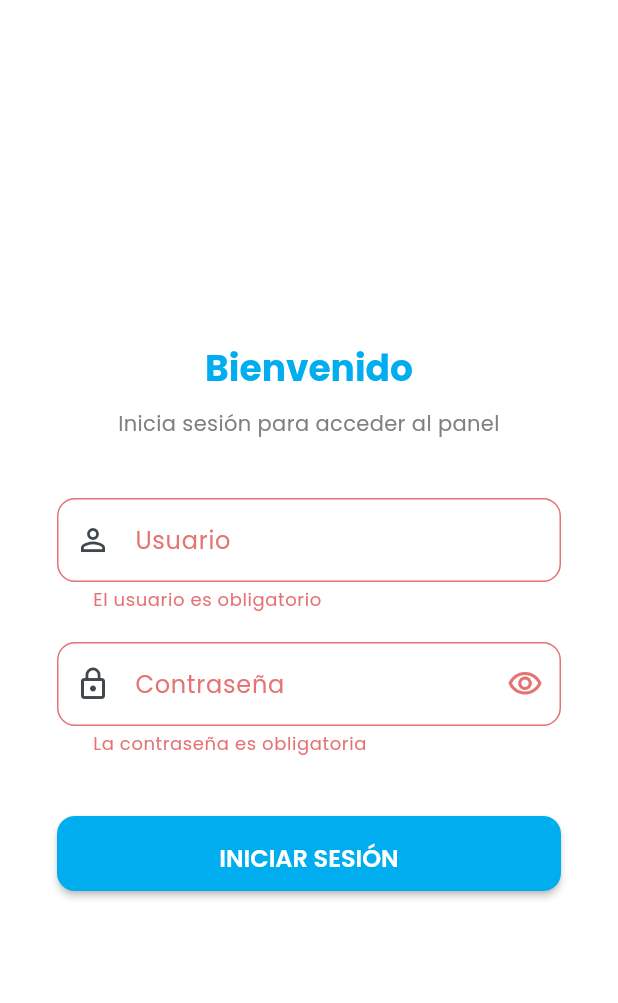
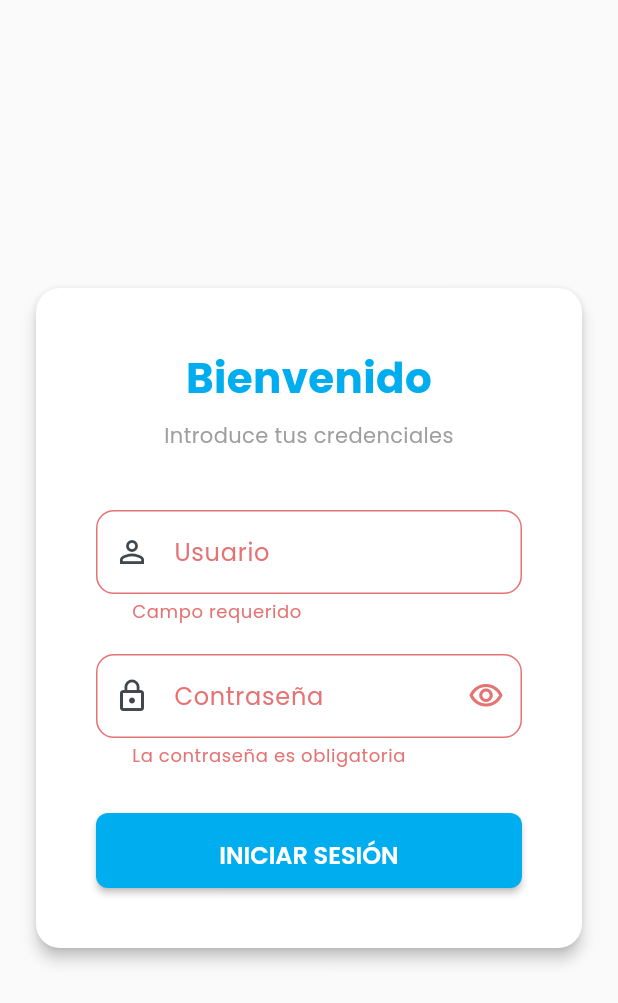
Before and after one commit to adree3/quiropractico_front, a Flutter app: the screen it shows after launch, after a tap on "INICIAR SESIÓN", on a phone screen of 412 x 824 dp. Shown: the top 1003 px of the screen. Run offline on Flutter 3.47's test engine with Material 3 defaults, Android fonts, the phone set to English and light mode, and no system bars; our stand-ins replace dio, go_router, google_fonts, shared_preferences, syncfusion_flutter_calendar, syncfusion_flutter_charts; accounts and stored records are empty; network calls fail.

```diff
--- a/lib/config/router/app_router.dart
+++ b/lib/config/router/app_router.dart
@@ -31,13 +31,13 @@ class AppRouter {
       final authStatus = authProvider.authStatus;
       final role = authProvider.role;
 
-      if (authStatus == AuthStatus.notAuthenticated && !isGoingToLogin) {
+      if ((authStatus == AuthStatus.notAuthenticated || authStatus == AuthStatus.locked) && !isGoingToLogin) {
         return '/login';
       }
 
       if (authStatus == AuthStatus.authenticated && isGoingToLogin) {
         if (role == 'admin' || role == 'quiropráctico') {
-           return '/dashboard';
+           return '/agenda';
         } else {
            return '/agenda';
         }
--- a/lib/ui/views/auth/login_view.dart
+++ b/lib/ui/views/auth/login_view.dart
@@ -13,8 +13,9 @@ class LoginView extends StatelessWidget {
     return Scaffold(
       body: Row(
         children: [
-          if (size.width > 800)
+          if (size.width > 900)
             Expanded(
+              flex: 2,
               child: Container(
                 color: AppTheme.primaryColor,
                 child: Column(
@@ -31,7 +32,7 @@ class LoginView extends StatelessWidget {
                     ),
                     const SizedBox(height: 10),
                     Text(
-                      'Gestión integral de pacientes y citas',
+                      'Gestión Clínica y Citas',
                       style: Theme.of(context).textTheme.titleMedium?.copyWith(
                         color: Colors.white70,
                       ),
@@ -42,14 +43,20 @@ class LoginView extends StatelessWidget {
             ),
           // Formulario
           Expanded(
+            flex: 2,
             child: Container(
-              color: Colors.white,
+              color: Colors.grey[50],
               child: Center(
                 child: ConstrainedBox(
-                  constraints: const BoxConstraints(maxWidth: 400), // Ancho máximo para que no se estire feo
-                  child: const SingleChildScrollView(
-                    padding: EdgeInsets.all(32),
-                    child: _LoginForm(),
+                  constraints: const BoxConstraints(maxWidth: 450),
+                  child: Card(
+                    elevation: 4,
+                    shape: RoundedRectangleBorder(borderRadius: BorderRadius.circular(16)),
+                    margin: const EdgeInsets.all(24),
+                    child: const Padding(
+                      padding: EdgeInsets.all(40),
+                      child: _LoginForm(),
+                    ),
                   ),
                 ),
               ),
@@ -76,8 +83,18 @@ class _LoginFormState extends State<_LoginForm> {
 
   bool _isObscure = true;
 
+  void _submit() async {
+    if (_formKey.currentState!.validate()) {
+      final authProvider = Provider.of<AuthProvider>(context, listen: false);
+      await authProvider.login(
+        _userController.text.trim(),
+        _passController.text.trim(),
+      );
+    }
+  }
   @override
   Widget build(BuildContext context) {
+    final authProvider = Provider.of<AuthProvider>(context);
     return Form(
       key: _formKey,
       child: Column(
@@ -86,34 +103,32 @@ class _LoginFormState extends State<_LoginForm> {
         children: [
           Text(
             'Bienvenido',
-            style: Theme.of(context).textTheme.headlineSmall?.copyWith(
+            style: TextStyle(
+              fontSize: 28,
               fontWeight: FontWeight.bold,
-              color: AppTheme.primaryColor,
+              color: AppTheme.primaryColor
             ),
             textAlign: TextAlign.center,
           ),
-          const SizedBox(height: 10),
-          Text(
-            'Inicia sesión para acceder al panel',
-            style: Theme.of(context).textTheme.bodyMedium?.copyWith(
-              color: AppTheme.secondaryColor,
-            ),
+          const SizedBox(height: 8),
+          const Text(
+            'Introduce tus credenciales',
             textAlign: TextAlign.center,
+            style: TextStyle(color: Colors.grey),
           ),
           const SizedBox(height: 40),
 
           // Usuario
           TextFormField(
             controller: _userController,
+            textInputAction: TextInputAction.next,
             decoration: const InputDecoration(
               labelText: 'Usuario',
               prefixIcon: Icon(Icons.person_outline),
               hintText: 'Ingresa tu nombre de usuario',
+              border: OutlineInputBorder(),
             ),
-            validator: (value) {
-              if (value == null || value.isEmpty) return 'El usuario es obligatorio';
-              return null;
-            },
+            validator: (value) => value!.isEmpty ? 'Campo requerido' : null,
           ),
           const SizedBox(height: 20),
 
@@ -121,6 +136,8 @@ class _LoginFormState extends State<_LoginForm> {
           TextFormField(
             controller: _passController,
             obscureText: _isObscure,
+            textInputAction: TextInputAction.done,
+            onFieldSubmitted: (_) => _submit(),
             decoration: InputDecoration(
               labelText: 'Contraseña',
               prefixIcon: const Icon(Icons.lock_outline),
@@ -140,37 +157,48 @@ class _LoginFormState extends State<_LoginForm> {
             },
           ),
 
-          const SizedBox(height: 40),
+          const SizedBox(height: 30),
 
+          if (authProvider.errorMessage != null)
+            Container(
+              margin: const EdgeInsets.only(bottom: 20),
+              padding: const EdgeInsets.all(10),
+              decoration: BoxDecoration(
+                color: Colors.red.shade50,
+                borderRadius: BorderRadius.circular(8),
+                border: Border.all(color: Colors.red.shade200),
+              ),
+              child: Row(
+                children: [
+                  const Icon(Icons.error_outline, color: Colors.red),
+                  const SizedBox(width: 10),
+                  Expanded(
+                    child: Text(
+                      authProvider.errorMessage!,
+                      style: TextStyle(color: Colors.red.shade800, fontSize: 13),
+                    ),
+                  ),
+                ],
+              ),
+            ),
           // Botón
           SizedBox(
             height: 50,
             child: ElevatedButton(
-              onPressed: () async {
-                if (_formKey.currentState!.validate()) {
-                  ScaffoldMessenger.of(context).showSnackBar(
-                    const SnackBar(content: Text('Validando credenciales...')),
-                  );
-                  final authProvider = Provider.of<AuthProvider>(context, listen: false);
-
-                  final success = await authProvider.login(
-                    _userController.text.trim(),
-                    _passController.text.trim()
-                  );
-
-                  if (!success) {
-                    if (context.mounted) {
-                      ScaffoldMessenger.of(context).showSnackBar(
-                        const SnackBar(
-                          content: Text('Credenciales incorrectas'),
-                          backgroundColor: Colors.red,
-                        ),
-                      );
-                    }
-                  }
-                }
-              },
-              child: const Text('INICIAR SESIÓN'),
+              style: ElevatedButton.styleFrom(
+                backgroundColor: AppTheme.primaryColor,
+                foregroundColor: Colors.white,
+                disabledBackgroundColor: AppTheme.primaryColor.withOpacity(0.6),
+                shape: RoundedRectangleBorder(borderRadius: BorderRadius.circular(8)),
+              ),
+              onPressed: authProvider.isLoginLoading ? null : _submit,
+              child: authProvider.isLoginLoading
+                  ? const SizedBox(
+                      width: 24,
+                      height: 24,
+                      child: CircularProgressIndicator(color: Colors.white, strokeWidth: 2),
+                    )
+                  : const Text('INICIAR SESIÓN', style: TextStyle(fontSize: 16)),
             ),
           ),
         ],
```
Also changed, not shown: lib/providers/auth_provider.dart (+35 -10 lines), lib/ui/shared/sidebar.dart (+7 -7 lines).
